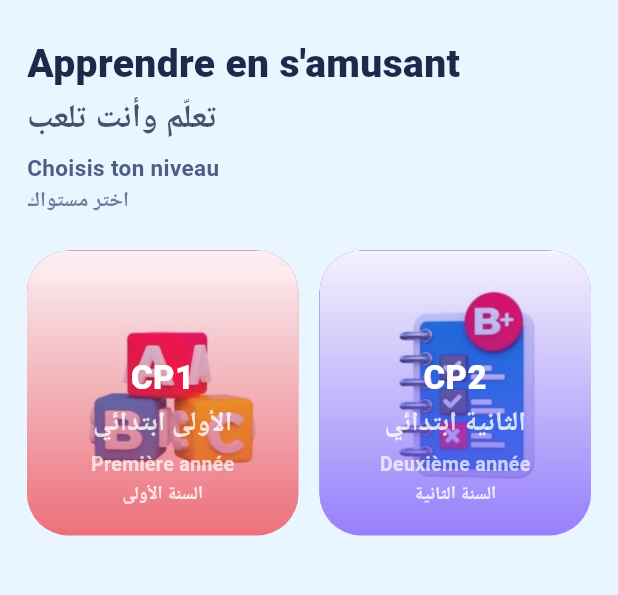
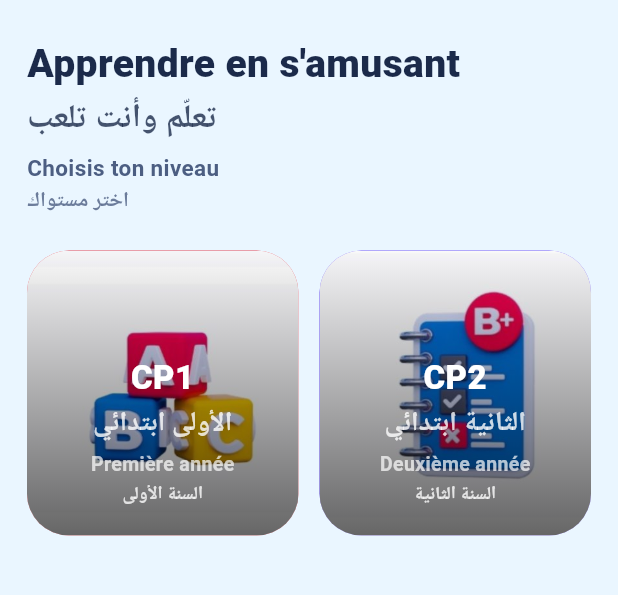
Before and after one commit to TAHA-MHT/TAALIM_IA, a Flutter app: the screen it shows after launch, on a phone screen of 412 x 824 dp, the part 93-688 px from its top. Run offline on Flutter 3.47's test engine with Material 3 defaults, Android fonts, the phone set to English and light mode, and no system bars; our stand-ins replace flutter_tts, shared_preferences; statements that could not run were skipped.

Commit message:
Change gradient colors to black with adjusted alpha

```diff
--- a/lib/main.dart
+++ b/lib/main.dart
@@ -775,7 +775,7 @@ class _LevelCard extends StatelessWidget {
               gradient: LinearGradient(
                 begin: Alignment.topCenter,
                 end: Alignment.bottomCenter,
-                colors: [color.withValues(alpha: 0.05), color.withValues(alpha: 0.78)],
+                colors: [Colors.black.withValues(alpha: 0.02), Colors.black.withValues(alpha: 0.60)],
               ),
             ),
             padding: const EdgeInsets.symmetric(vertical: 18, horizontal: 14),
```
